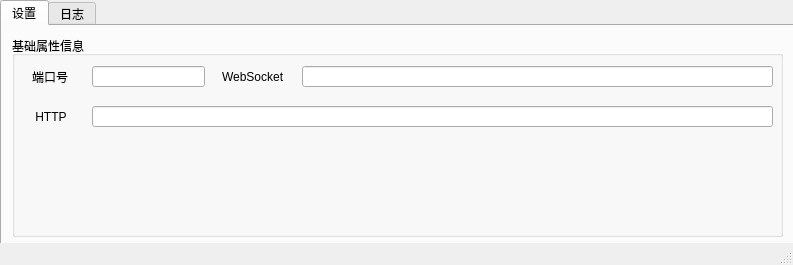
jhoneybee/bridge, file mainwindow.ui: the form before one commit.
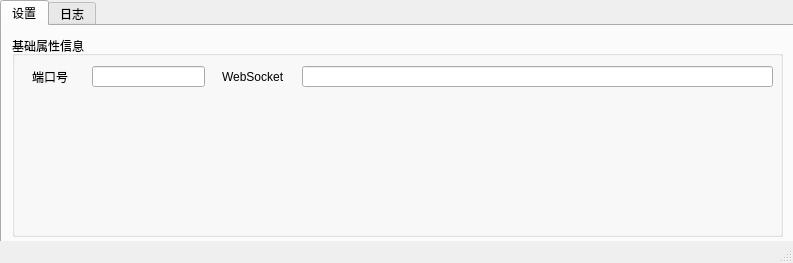
The form after the commit.

```diff
--- a/mainwindow.ui
+++ b/mainwindow.ui
@@ -7,7 +7,7 @@
     <x>0</x>
     <y>0</y>
     <width>793</width>
-    <height>265</height>
+    <height>263</height>
    </rect>
   </property>
   <property name="windowTitle">
@@ -94,32 +94,6 @@
         <bool>true</bool>
        </property>
       </widget>
-      <widget class="QLabel" name="fHttp">
-       <property name="geometry">
-        <rect>
-         <x>20</x>
-         <y>70</y>
-         <width>41</width>
-         <height>21</height>
-        </rect>
-       </property>
-       <property name="text">
-        <string> HTTP</string>
-       </property>
-      </widget>
-      <widget class="QLineEdit" name="fHttpValue">
-       <property name="geometry">
-        <rect>
-         <x>80</x>
-         <y>70</y>
-         <width>681</width>
-         <height>21</height>
-        </rect>
-       </property>
-       <property name="readOnly">
-        <bool>true</bool>
-       </property>
-      </widget>
      </widget>
     </widget>
     <widget class="QWidget" name="debug">
```
